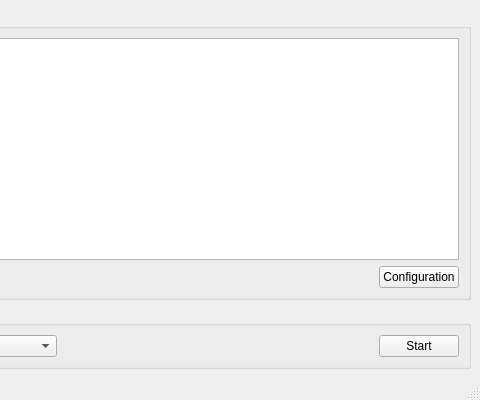
Before: the Qt Designer form gui/main_ui.ui in marcriera/ddgo-converter, drawn with Qt 5; both pictures show x 320 to 800 and y 0 to 400 of the 800 by 400 pixel window.
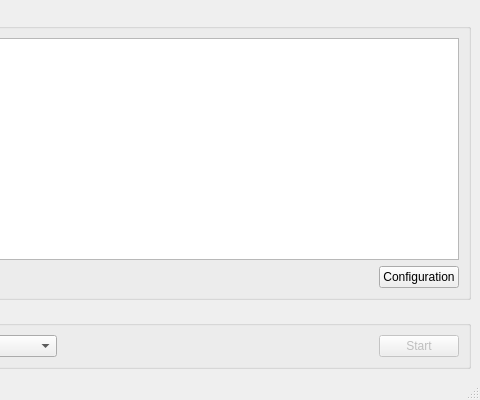
After: the same form once the commit is applied.

Commit message: Remove config, UI improvements

Patch:
```diff
--- a/gui/main_ui.ui
+++ b/gui/main_ui.ui
@@ -152,6 +152,9 @@
          </item>
          <item>
           <widget class="QPushButton" name="pushButton_emulatedControllerStart">
+           <property name="enabled">
+            <bool>false</bool>
+           </property>
            <property name="text">
             <string>Start</string>
            </property>
```
The commit also changes 6 other files.
